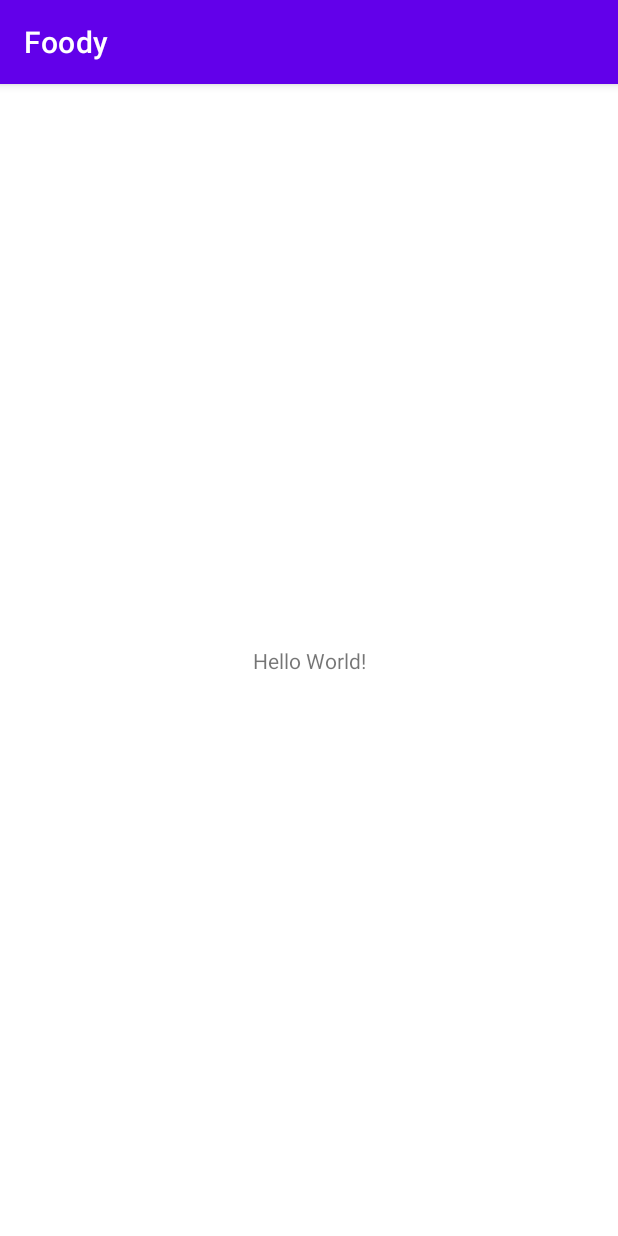
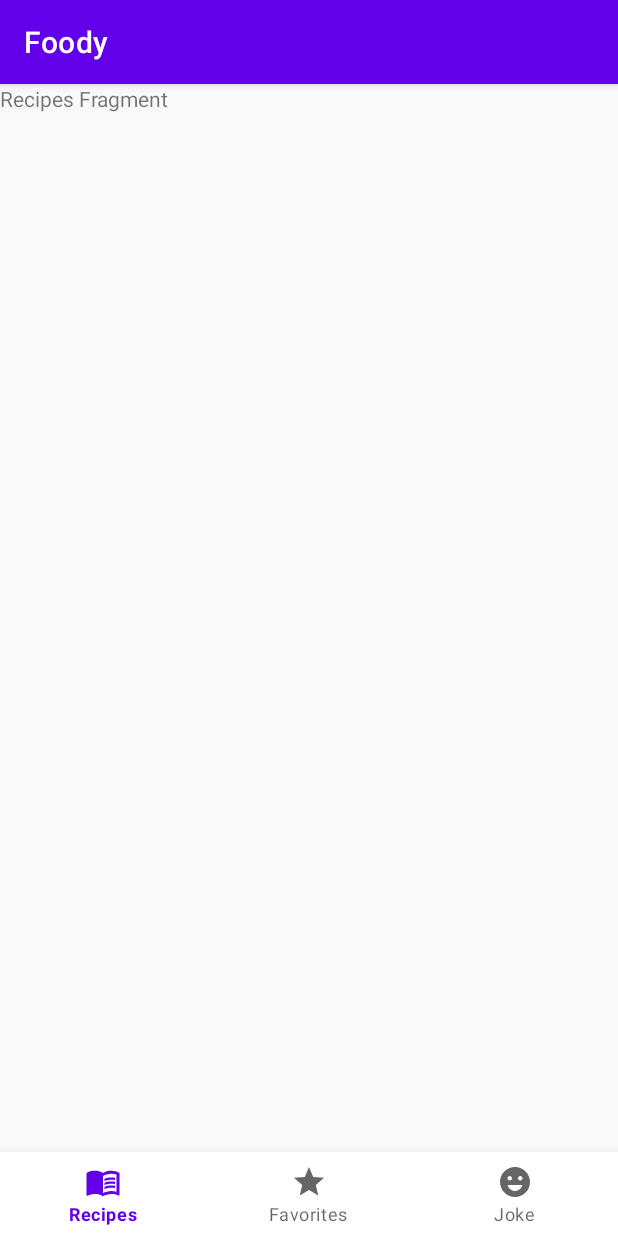
Before and after one commit to RaficHoussariDev/FoodApplication, an Android app: the screen it shows after launch (MainActivity), on a phone screen of 412 x 824 dp. Run offline under Robolectric (Android 15) with nearby library versions, the phone set to English and light mode, and no system bars; our stand-ins replace navigation-ui; 3 statements that could not run were skipped.

Commit message:
Navigation Setup

```diff
--- a/app/build.gradle
+++ b/app/build.gradle
@@ -45,6 +45,7 @@
     implementation 'androidx.appcompat:appcompat:1.3.1'
     implementation 'com.google.android.material:material:1.4.0'
     implementation 'androidx.constraintlayout:constraintlayout:2.1.0'
+    implementation 'androidx.legacy:legacy-support-v4:1.0.0'
     testImplementation 'junit:junit:4.13.2'
     androidTestImplementation 'androidx.test.ext:junit:1.1.3'
     androidTestImplementation 'androidx.test.espresso:espresso-core:3.4.0'
--- /dev/null
+++ b/app/src/main/java/com/example/foodapp/FavoriteRecipesFragment.kt
@@ -0,0 +1,18 @@
+package com.example.foodapp
+
+import android.os.Bundle
+import androidx.fragment.app.Fragment
+import android.view.LayoutInflater
+import android.view.View
+import android.view.ViewGroup
+
+class FavoriteRecipesFragment : Fragment() {
+
+    override fun onCreateView(
+        inflater: LayoutInflater, container: ViewGroup?,
+        savedInstanceState: Bundle?
+    ): View? {
+        // Inflate the layout for this fragment
+        return inflater.inflate(R.layout.fragment_favorite_recipes, container, false)
+    }
+}
--- /dev/null
+++ b/app/src/main/java/com/example/foodapp/FoodJokeFragment.kt
@@ -0,0 +1,18 @@
+package com.example.foodapp
+
+import android.os.Bundle
+import androidx.fragment.app.Fragment
+import android.view.LayoutInflater
+import android.view.View
+import android.view.ViewGroup
+
+class FoodJokeFragment : Fragment() {
+
+    override fun onCreateView(
+        inflater: LayoutInflater, container: ViewGroup?,
+        savedInstanceState: Bundle?
+    ): View? {
+        // Inflate the layout for this fragment
+        return inflater.inflate(R.layout.fragment_food_joke, container, false)
+    }
+}
--- a/app/src/main/java/com/example/foodapp/MainActivity.kt
+++ b/app/src/main/java/com/example/foodapp/MainActivity.kt
@@ -2,10 +2,36 @@
 
 import androidx.appcompat.app.AppCompatActivity
 import android.os.Bundle
+import androidx.navigation.NavController
+import androidx.navigation.findNavController
+import androidx.navigation.ui.AppBarConfiguration
+import androidx.navigation.ui.setupActionBarWithNavController
+import androidx.navigation.ui.setupWithNavController
+import com.google.android.material.bottomnavigation.BottomNavigationView
 
 class MainActivity : AppCompatActivity() {
+
+    private lateinit var navController: NavController
+
     override fun onCreate(savedInstanceState: Bundle?) {
         super.onCreate(savedInstanceState)
         setContentView(R.layout.activity_main)
+
+        navController = findNavController(R.id.navHostFragment)
+        val appBarConfiguration = AppBarConfiguration(
+            setOf(
+                R.id.recipesFragment,
+                R.id.favoriteRecipesFragment,
+                R.id.foodJokeFragment
+            )
+        )
+
+        val bottomNavigationView = findViewById<BottomNavigationView>(R.id.bottomNavigationView)
+        bottomNavigationView.setupWithNavController(navController)
+        setupActionBarWithNavController(navController, appBarConfiguration)
+    }
+
+    override fun onSupportNavigateUp(): Boolean {
+        return navController.navigateUp() || super.onSupportNavigateUp()
     }
 }
--- /dev/null
+++ b/app/src/main/java/com/example/foodapp/RecipesFragment.kt
@@ -0,0 +1,18 @@
+package com.example.foodapp
+
+import android.os.Bundle
+import androidx.fragment.app.Fragment
+import android.view.LayoutInflater
+import android.view.View
+import android.view.ViewGroup
+
+class RecipesFragment : Fragment() {
+
+    override fun onCreateView(
+        inflater: LayoutInflater, container: ViewGroup?,
+        savedInstanceState: Bundle?
+    ): View? {
+        // Inflate the layout for this fragment
+        return inflater.inflate(R.layout.fragment_recipes, container, false)
+    }
+}
--- /dev/null
+++ b/app/src/main/res/drawable/ic_food_joke.xml
@@ -0,0 +1,10 @@
+<vector xmlns:android="http://schemas.android.com/apk/res/android"
+    android:width="24dp"
+    android:height="24dp"
+    android:viewportWidth="24"
+    android:viewportHeight="24"
+    android:tint="?attr/colorControlNormal">
+  <path
+      android:fillColor="@android:color/white"
+      android:pathData="M11.99,2C6.47,2 2,6.48 2,12c0,5.52 4.47,10 9.99,10C17.52,22 22,17.52 22,12C22,6.48 17.52,2 11.99,2zM8.5,8C9.33,8 10,8.67 10,9.5S9.33,11 8.5,11S7,10.33 7,9.5S7.67,8 8.5,8zM12,18c-2.28,0 -4.22,-1.66 -5,-4h10C16.22,16.34 14.28,18 12,18zM15.5,11c-0.83,0 -1.5,-0.67 -1.5,-1.5S14.67,8 15.5,8S17,8.67 17,9.5S16.33,11 15.5,11z"/>
+</vector>
--- /dev/null
+++ b/app/src/main/res/drawable/ic_menu_book.xml
@@ -0,0 +1,19 @@
+<vector xmlns:android="http://schemas.android.com/apk/res/android"
+    android:width="24dp"
+    android:height="24dp"
+    android:viewportWidth="24"
+    android:viewportHeight="24"
+    android:tint="?attr/colorControlNormal">
+  <path
+      android:fillColor="@android:color/white"
+      android:pathData="M21,5c-1.11,-0.35 -2.33,-0.5 -3.5,-0.5c-1.95,0 -4.05,0.4 -5.5,1.5c-1.45,-1.1 -3.55,-1.5 -5.5,-1.5S2.45,4.9 1,6v14.65c0,0.25 0.25,0.5 0.5,0.5c0.1,0 0.15,-0.05 0.25,-0.05C3.1,20.45 5.05,20 6.5,20c1.95,0 4.05,0.4 5.5,1.5c1.35,-0.85 3.8,-1.5 5.5,-1.5c1.65,0 3.35,0.3 4.75,1.05c0.1,0.05 0.15,0.05 0.25,0.05c0.25,0 0.5,-0.25 0.5,-0.5V6C22.4,5.55 21.75,5.25 21,5zM21,18.5c-1.1,-0.35 -2.3,-0.5 -3.5,-0.5c-1.7,0 -4.15,0.65 -5.5,1.5V8c1.35,-0.85 3.8,-1.5 5.5,-1.5c1.2,0 2.4,0.15 3.5,0.5V18.5z"/>
+  <path
+      android:fillColor="@android:color/white"
+      android:pathData="M17.5,10.5c0.88,0 1.73,0.09 2.5,0.26V9.24C19.21,9.09 18.36,9 17.5,9c-1.7,0 -3.24,0.29 -4.5,0.83v1.66C14.13,10.85 15.7,10.5 17.5,10.5z"/>
+  <path
+      android:fillColor="@android:color/white"
+      android:pathData="M13,12.49v1.66c1.13,-0.64 2.7,-0.99 4.5,-0.99c0.88,0 1.73,0.09 2.5,0.26V11.9c-0.79,-0.15 -1.64,-0.24 -2.5,-0.24C15.8,11.66 14.26,11.96 13,12.49z"/>
+  <path
+      android:fillColor="@android:color/white"
+      android:pathData="M17.5,14.33c-1.7,0 -3.24,0.29 -4.5,0.83v1.66c1.13,-0.64 2.7,-0.99 4.5,-0.99c0.88,0 1.73,0.09 2.5,0.26v-1.52C19.21,14.41 18.36,14.33 17.5,14.33z"/>
+</vector>
--- /dev/null
+++ b/app/src/main/res/drawable/ic_star.xml
@@ -0,0 +1,10 @@
+<vector xmlns:android="http://schemas.android.com/apk/res/android"
+    android:width="24dp"
+    android:height="24dp"
+    android:viewportWidth="24"
+    android:viewportHeight="24"
+    android:tint="?attr/colorControlNormal">
+  <path
+      android:fillColor="@android:color/white"
+      android:pathData="M12,17.27L18.18,21l-1.64,-7.03L22,9.24l-7.19,-0.61L12,2 9.19,8.63 2,9.24l5.46,4.73L5.82,21z"/>
+</vector>
--- a/app/src/main/res/layout/activity_main.xml
+++ b/app/src/main/res/layout/activity_main.xml
@@ -4,15 +4,28 @@
     xmlns:tools="http://schemas.android.com/tools"
     android:layout_width="match_parent"
     android:layout_height="match_parent"
+    android:background="@color/lightGray"
     tools:context=".MainActivity">
 
-    <TextView
-        android:layout_width="wrap_content"
+    <androidx.fragment.app.FragmentContainerView
+        android:id="@+id/navHostFragment"
+        android:name="androidx.navigation.fragment.NavHostFragment"
+        android:layout_width="0dp"
+        android:layout_height="0dp"
+        app:defaultNavHost="true"
+        app:layout_constraintBottom_toTopOf="@+id/bottomNavigationView"
+        app:layout_constraintEnd_toEndOf="parent"
+        app:layout_constraintStart_toStartOf="parent"
+        app:layout_constraintTop_toTopOf="parent"
+        app:navGraph="@navigation/my_nav" />
+
+    <com.google.android.material.bottomnavigation.BottomNavigationView
+        android:id="@+id/bottomNavigationView"
+        android:layout_width="0dp"
         android:layout_height="wrap_content"
-        android:text="Hello World!"
         app:layout_constraintBottom_toBottomOf="parent"
-        app:layout_constraintLeft_toLeftOf="parent"
-        app:layout_constraintRight_toRightOf="parent"
-        app:layout_constraintTop_toTopOf="parent" />
-
+        app:layout_constraintEnd_toEndOf="parent"
+        app:layout_constraintHorizontal_bias="0.5"
+        app:layout_constraintStart_toStartOf="parent"
+        app:menu="@menu/bottom_nav_menu" />
 </androidx.constraintlayout.widget.ConstraintLayout>
--- /dev/null
+++ b/app/src/main/res/layout/fragment_favorite_recipes.xml
@@ -0,0 +1,15 @@
+<?xml version="1.0" encoding="utf-8"?>
+<androidx.constraintlayout.widget.ConstraintLayout xmlns:android="http://schemas.android.com/apk/res/android"
+    xmlns:tools="http://schemas.android.com/tools"
+    android:layout_width="match_parent"
+    android:layout_height="match_parent"
+    android:background="@color/lightGray"
+    tools:context=".FavoriteRecipesFragment">
+
+    <!-- TODO: Update blank fragment layout -->
+    <TextView
+        android:layout_width="match_parent"
+        android:layout_height="match_parent"
+        android:text="@string/hello_blank_fragment" />
+
+</androidx.constraintlayout.widget.ConstraintLayout>
--- /dev/null
+++ b/app/src/main/res/layout/fragment_food_joke.xml
@@ -0,0 +1,15 @@
+<?xml version="1.0" encoding="utf-8"?>
+<androidx.constraintlayout.widget.ConstraintLayout xmlns:android="http://schemas.android.com/apk/res/android"
+    xmlns:tools="http://schemas.android.com/tools"
+    android:layout_width="match_parent"
+    android:layout_height="match_parent"
+    android:background="@color/lightGray"
+    tools:context=".FoodJokeFragment">
+
+    <!-- TODO: Update blank fragment layout -->
+    <TextView
+        android:layout_width="match_parent"
+        android:layout_height="match_parent"
+        android:text="@string/hello_blank_fragment" />
+
+</androidx.constraintlayout.widget.ConstraintLayout>
--- /dev/null
+++ b/app/src/main/res/layout/fragment_recipes.xml
@@ -0,0 +1,15 @@
+<?xml version="1.0" encoding="utf-8"?>
+<androidx.constraintlayout.widget.ConstraintLayout xmlns:android="http://schemas.android.com/apk/res/android"
+    xmlns:tools="http://schemas.android.com/tools"
+    android:layout_width="match_parent"
+    android:layout_height="match_parent"
+    android:background="@color/lightGray"
+    tools:context=".RecipesFragment">
+
+    <!-- TODO: Update blank fragment layout -->
+    <TextView
+        android:layout_width="match_parent"
+        android:layout_height="match_parent"
+        android:text="Recipes Fragment" />
+
+</androidx.constraintlayout.widget.ConstraintLayout>
--- /dev/null
+++ b/app/src/main/res/menu/bottom_nav_menu.xml
@@ -0,0 +1,17 @@
+<?xml version="1.0" encoding="utf-8"?>
+<menu xmlns:android="http://schemas.android.com/apk/res/android">
+    <item
+        android:id="@+id/recipesFragment"
+        android:title="@string/recipes_fragment"
+        android:icon="@drawable/ic_menu_book"/>
+
+    <item
+        android:id="@+id/favoriteRecipesFragment"
+        android:title="@string/favorite_recipes_fragment"
+        android:icon="@drawable/ic_star"/>
+
+    <item
+        android:id="@+id/foodJokeFragment"
+        android:title="@string/food_joke_fragment"
+        android:icon="@drawable/ic_food_joke"/>
+</menu>
--- /dev/null
+++ b/app/src/main/res/navigation/my_nav.xml
@@ -0,0 +1,23 @@
+<?xml version="1.0" encoding="utf-8"?>
+<navigation xmlns:android="http://schemas.android.com/apk/res/android"
+    xmlns:app="http://schemas.android.com/apk/res-auto"
+    xmlns:tools="http://schemas.android.com/tools"
+    android:id="@+id/my_nav"
+    app:startDestination="@id/recipesFragment">
+
+    <fragment
+        android:id="@+id/recipesFragment"
+        android:name="com.example.foodapp.RecipesFragment"
+        android:label="Recipes"
+        tools:layout="@layout/fragment_recipes" />
+    <fragment
+        android:id="@+id/favoriteRecipesFragment"
+        android:name="com.example.foodapp.FavoriteRecipesFragment"
+        android:label="Favorites"
+        tools:layout="@layout/fragment_favorite_recipes" />
+    <fragment
+        android:id="@+id/foodJokeFragment"
+        android:name="com.example.foodapp.FoodJokeFragment"
+        android:label="Food Joke"
+        tools:layout="@layout/fragment_food_joke" />
+</navigation>
--- a/app/src/main/res/values/strings.xml
+++ b/app/src/main/res/values/strings.xml
@@ -1,3 +1,12 @@
 <resources>
     <string name="app_name">Foody</string>
+
+    <!--Region Menu -->
+    <string name="recipes_fragment">Recipes</string>
+    <string name="favorite_recipes_fragment">Favorites</string>
+    <string name="food_joke_fragment">Joke</string>
+    <!--End Region -->
+
+
+    <string name="hello_blank_fragment">Hello blank fragment</string>
 </resources>
```
